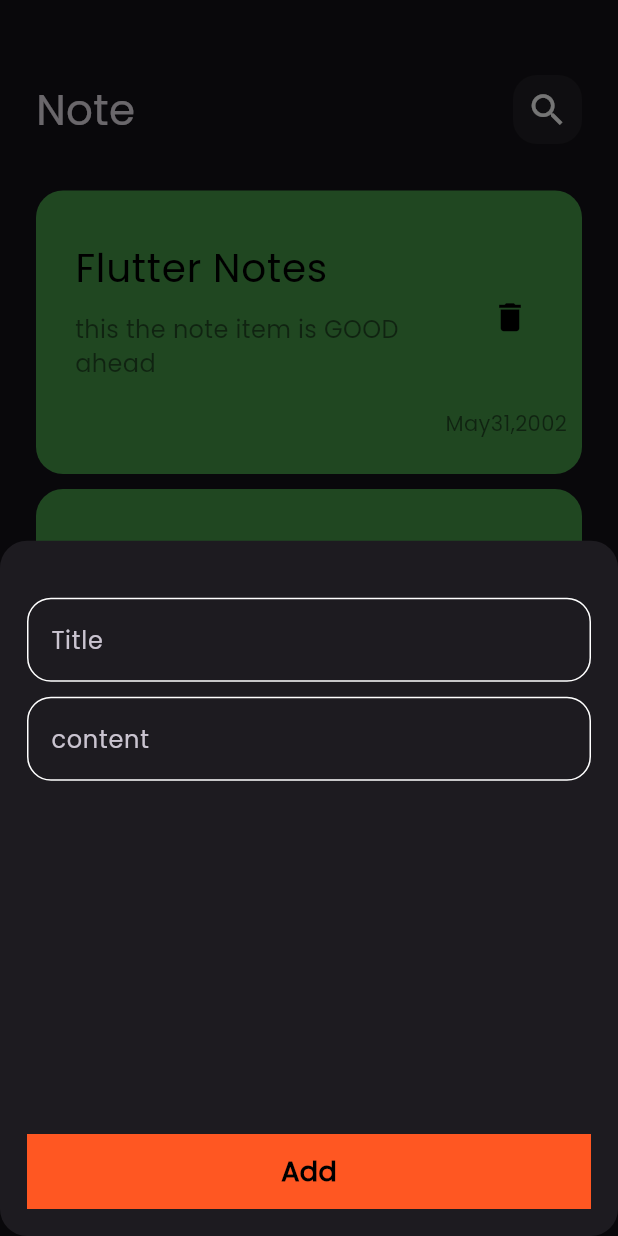
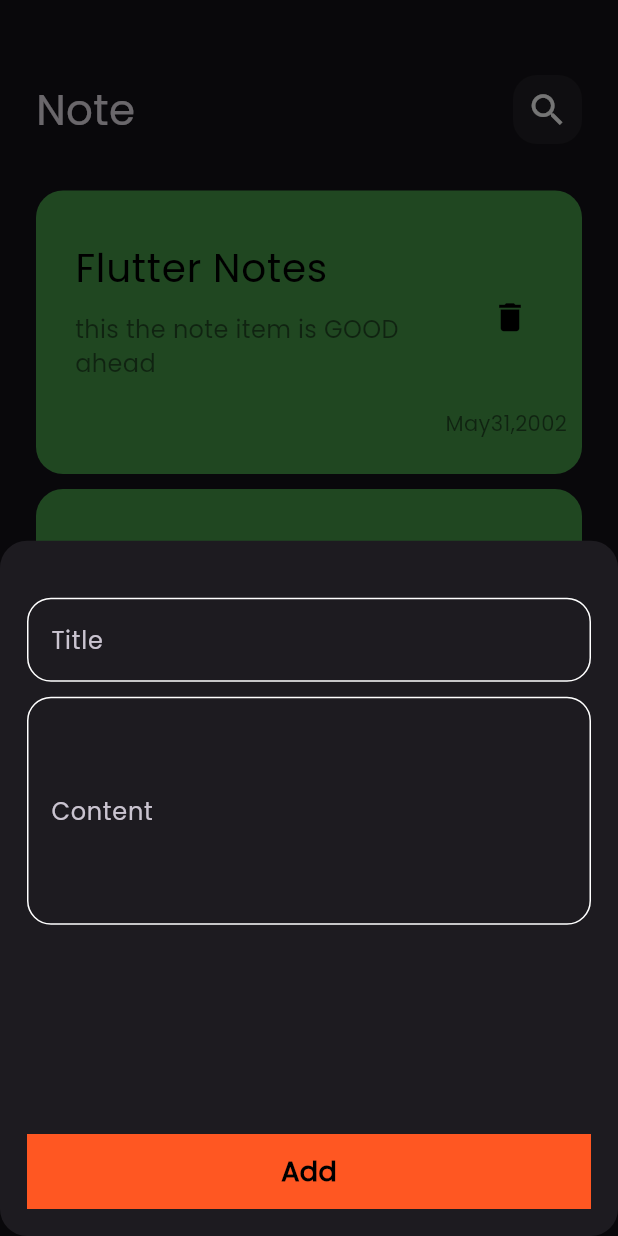
Before and after one commit to a7medAlqal3awyi/notes_app, a Flutter app: the screen it shows after launch, after a tap on the "add" icon, on a phone screen of 412 x 824 dp. Run offline on Flutter 3.47's test engine with Material 2 defaults, Android fonts, the phone set to English and light mode, and no system bars.

Commit message:
create edit note view

```diff
--- a/lib/view/widgets/add_note_button.dart
+++ b/lib/view/widgets/add_note_button.dart
@@ -19,7 +19,9 @@ class AddNoteButton extends StatelessWidget {
           const SizedBox(
             height: 10,
           ),
-          const CustomField(label: "content",),
+          const CustomField(
+            label: "Content",
+          maxLines: 5,),
           const Spacer(),
           Container(
             padding: const EdgeInsets.all(10),
--- a/lib/view/widgets/custom_faild.dart
+++ b/lib/view/widgets/custom_faild.dart
@@ -1,13 +1,15 @@
 import 'package:flutter/material.dart';
 
 class CustomField extends StatelessWidget {
-  const CustomField({super.key, required this.label});
+  const CustomField({super.key, required this.label,  this.maxLines=1});
 
   final String label;
+  final int maxLines;
 
   @override
   Widget build(BuildContext context) {
     return TextField(
+      maxLines: maxLines,
       decoration: InputDecoration(
         labelText: label,
         border: OutlineInputBorder(
--- a/lib/view/widgets/note_item.dart
+++ b/lib/view/widgets/note_item.dart
@@ -1,12 +1,16 @@
 import 'package:flutter/material.dart';
+import 'package:note_app/view/widgets/edit_note_view.dart';
 
 class NoteItem extends StatelessWidget {
   const NoteItem({super.key});
 
   @override
   Widget build(BuildContext context) {
-    return Container(
-      padding: const EdgeInsets.only(top: 24,bottom: 24,left: 10),
+    return GestureDetector(
+      onTap: () => Navigator.push(context,
+          MaterialPageRoute(builder: (context) => const EditNoteView())),
+      child: Container(
+          padding: const EdgeInsets.only(top: 24, bottom: 24, left: 10),
           decoration: BoxDecoration(
               color: Colors.green.withOpacity(.87),
               borderRadius: BorderRadius.circular(18)),
@@ -45,6 +49,7 @@ class NoteItem extends StatelessWidget {
                 ),
               )
             ],
-        ));
+          )),
+    );
   }
 }
```
Also changed, not shown: lib/view/widgets/edit_note_view.dart (added, +14 -0 lines), lib/view/widgets/edit_note_view_body.dart (added, +9 -0 lines). Lines whose indentation alone changed are shown as unchanged.
